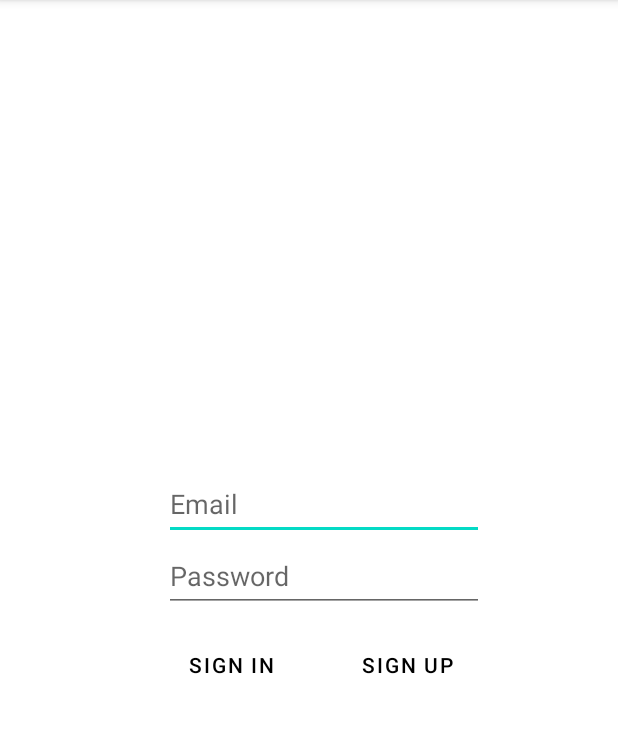
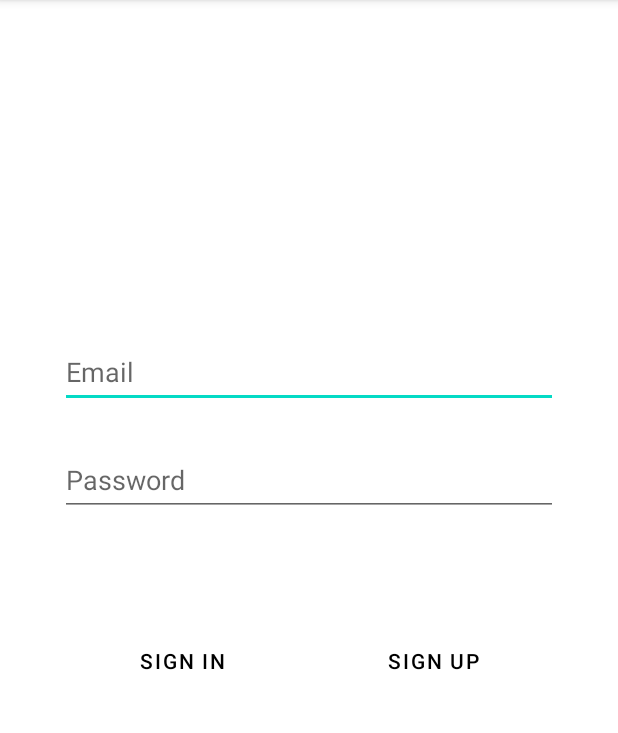
Before and after one commit to gamjadeul/NullOverflow2, an Android app: the screen it shows after launch (Signin), on a phone screen of 412 x 824 dp, the part 84-817 px from its top. Run offline under Robolectric (Android 15) with nearby library versions, the light colour scheme and no system bars; libraries missing offline, so code that uses them is left out: com.amazonaws.mobile; 1 statement that could not run was skipped.

Commit message:
UI변경사항 적용(empty_room에 정보 넘어가는거, occupied_room에 정보 넘어가는거, send_email에 텍스트 이메일 창으로 자동으로 넘겨주는거, 로그인창 화면구성 변경)

```diff
--- a/app/src/main/java/com/akj/nulloverflow/CustomAdapter.kt
+++ b/app/src/main/java/com/akj/nulloverflow/CustomAdapter.kt
@@ -41,7 +41,12 @@ class CustomAdapter: RecyclerView.Adapter<Holder>() {
         }
         holder.itemView.setOnClickListener {
             val emptyRoomIntent = Intent(holder.itemView.context, Empty_room::class.java)
+            emptyRoomIntent.putExtra("room_location", listData[position].floor)
+
             val occupiedRoomIntent = Intent(holder.itemView.context, Occupied_room::class.java)
+            occupiedRoomIntent.putExtra("room_location", listData[position].floor)
+            occupiedRoomIntent.putExtra("room_purpose", listData[position].pur)
+
             //현재 사용중인 자리일 경우
             if(listData[position].uses){
                 ContextCompat.startActivity(holder.itemView.context, occupiedRoomIntent, null)
--- a/app/src/main/java/com/akj/nulloverflow/Info.kt
+++ b/app/src/main/java/com/akj/nulloverflow/Info.kt
@@ -2,4 +2,4 @@ package com.akj.nulloverflow
 
 //리사이클러 뷰에서 사용하는 데이터클래스, 해당 클래스에 선언된 변수들이 리사이클러뷰(MainOption화면에 있는 테라스 자리 나타내는 뷰)에 저장됨
 //사용중인지 아닌지에 대한 값은 서버 및 DB작업이 완료되면 추가할 예정
-data class Info(var floor: Int, var point: String, var mac: String, var uses: Boolean)
+data class Info(var floor: Int, var point: String, var mac: String, var uses: Boolean, var pur: String?)
--- a/app/src/main/res/layout/activity_signin.xml
+++ b/app/src/main/res/layout/activity_signin.xml
@@ -8,40 +8,45 @@
 
     <EditText
         android:id="@+id/signin_email"
-        android:layout_width="wrap_content"
+        android:layout_width="0dp"
         android:layout_height="wrap_content"
+        android:layout_marginStart="40dp"
+        android:layout_marginTop="32dp"
+        android:layout_marginEnd="40dp"
         android:ems="10"
         android:hint="Email"
         android:inputType="textEmailAddress"
         android:minHeight="48dp"
-        app:layout_constraintBottom_toTopOf="@+id/signin_password"
-        app:layout_constraintStart_toStartOf="@+id/signin_button1" />
+        app:layout_constraintEnd_toEndOf="parent"
+        app:layout_constraintHorizontal_bias="0.0"
+        app:layout_constraintStart_toStartOf="parent"
+        app:layout_constraintTop_toTopOf="@+id/guideline15" />
 
     <EditText
         android:id="@+id/signin_password"
-        android:layout_width="wrap_content"
+        android:layout_width="0dp"
         android:layout_height="wrap_content"
+        android:layout_marginStart="40dp"
+        android:layout_marginTop="24dp"
+        android:layout_marginEnd="40dp"
         android:ems="10"
         android:hint="Password"
         android:inputType="textPassword"
         android:minHeight="48dp"
-        app:layout_constraintBottom_toBottomOf="parent"
-        app:layout_constraintStart_toStartOf="@+id/signin_email"
-        app:layout_constraintTop_toTopOf="parent" />
+        app:layout_constraintEnd_toEndOf="parent"
+        app:layout_constraintStart_toStartOf="parent"
+        app:layout_constraintTop_toBottomOf="@+id/signin_email" />
 
     <Button
         android:id="@+id/signin_button1"
         android:layout_width="wrap_content"
         android:layout_height="wrap_content"
-        android:layout_marginStart="15dp"
-        android:layout_marginTop="11dp"
-        android:layout_marginEnd="26dp"
         android:background="#00ff0000"
         android:backgroundTint="@color/white"
         android:text="Sign in"
         android:textColor="#000000"
+        app:layout_constraintBottom_toTopOf="@+id/guideline19"
         app:layout_constraintEnd_toStartOf="@+id/signin_button2"
-        app:layout_constraintHorizontal_chainStyle="packed"
         app:layout_constraintStart_toStartOf="parent"
         app:layout_constraintTop_toBottomOf="@+id/signin_password" />
 
@@ -49,13 +54,27 @@
         android:id="@+id/signin_button2"
         android:layout_width="wrap_content"
         android:layout_height="wrap_content"
-        android:layout_marginTop="11dp"
         android:background="#00ff0000"
         android:backgroundTint="@color/white"
         android:text="Sign up"
         android:textColor="#000000"
+        app:layout_constraintBottom_toTopOf="@+id/guideline19"
         app:layout_constraintEnd_toEndOf="parent"
         app:layout_constraintStart_toEndOf="@+id/signin_button1"
         app:layout_constraintTop_toBottomOf="@+id/signin_password" />
 
+    <androidx.constraintlayout.widget.Guideline
+        android:id="@+id/guideline15"
+        android:layout_width="wrap_content"
+        android:layout_height="wrap_content"
+        android:orientation="horizontal"
+        app:layout_constraintGuide_percent="0.25" />
+
+    <androidx.constraintlayout.widget.Guideline
+        android:id="@+id/guideline19"
+        android:layout_width="wrap_content"
+        android:layout_height="wrap_content"
+        android:orientation="horizontal"
+        app:layout_constraintGuide_percent="0.7" />
+
 </androidx.constraintlayout.widget.ConstraintLayout>
```
Also changed, not shown: app/src/main/java/com/akj/nulloverflow/MainActivity.kt (+31 -72 lines), app/src/main/java/com/akj/nulloverflow/MainOption.kt (+1 -21 lines), app/src/main/java/com/akj/nulloverflow/Send_email.java (+10 -1 lines), app/src/main/res/layout/activity_signup.xml (+46 -23 lines).
